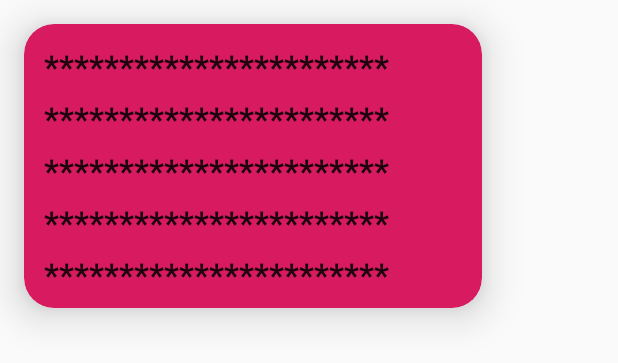
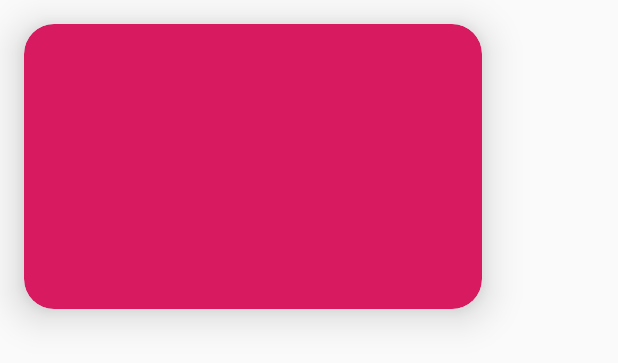
Before and after one commit to SherifMohamedSaleh/TripReminder, an Android app: the layout card_view_item.xml on its own in the app's theme, with its tools: preview values and no code run, on a phone screen of 412 x 824 dp. Shown: the top 363 px of the screen. Run offline under Robolectric (Android 15) with nearby library versions, the phone set to English and light mode, and no system bars.

Commit message:
initial version

```diff
--- a/app/src/main/java/com/example/trip/MainActivity.java
+++ b/app/src/main/java/com/example/trip/MainActivity.java
@@ -53,7 +53,7 @@ public class MainActivity extends AppCompatActivity {
                 // Successfully signed in
                 FirebaseUser user = FirebaseAuth.getInstance().getCurrentUser();
 
-                Intent intent = new Intent(this, HomeActivity.class);
+                Intent intent = new Intent(this, TokaActivity.class);
                 startActivity(intent);
                 // ...
             } else {
--- a/app/src/main/java/com/example/trip/RecyclerAdapter.java
+++ b/app/src/main/java/com/example/trip/RecyclerAdapter.java
@@ -33,6 +33,11 @@ public class RecyclerAdapter extends RecyclerView.Adapter<ViewHolder> {
     }
 
     @Override
+    public void onAttachedToRecyclerView(RecyclerView recyclerView) {
+        super.onAttachedToRecyclerView(recyclerView);
+    }
+
+    @Override
     public int getItemCount() {
         return 0;
     }
--- a/app/src/main/res/layout/card_view_item.xml
+++ b/app/src/main/res/layout/card_view_item.xml
@@ -1,5 +1,5 @@
 <?xml version="1.0" encoding="utf-8"?>
-<RelativeLayout xmlns:android="http://schemas.android.com/apk/res/android"
+<LinearLayout xmlns:android="http://schemas.android.com/apk/res/android"
     xmlns:app="http://schemas.android.com/apk/res-auto"
     android:layout_width="match_parent"
     android:layout_height="match_parent">
@@ -26,63 +26,54 @@
 
             <TextView
                 android:id="@+id/textOne"
-                android:layout_width="wrap_content"
+                android:layout_width="match_parent"
                 android:layout_height="wrap_content"
-                android:layout_marginLeft="5dp"
+                android:layout_marginStart="5dp"
                 android:layout_marginTop="5dp"
-                android:text="***********************"
                 android:textAppearance="@style/Base.TextAppearance.AppCompat.Large"
                 android:textStyle="bold" />
 
             <TextView
                 android:id="@+id/textTwo"
-                android:layout_width="wrap_content"
+                android:layout_width="match_parent"
                 android:layout_height="wrap_content"
                 android:layout_below="@id/textOne"
-                android:layout_marginLeft="5dp"
+                android:layout_marginStart="5dp"
                 android:layout_marginTop="5dp"
-
-                android:text="***********************"
                 android:textAppearance="@style/Base.TextAppearance.AppCompat.Large"
                 android:textStyle="bold" />
 
             <TextView
                 android:id="@+id/textThree"
-                android:layout_width="wrap_content"
+                android:layout_width="match_parent"
                 android:layout_height="wrap_content"
                 android:layout_below="@id/textTwo"
-                android:layout_marginLeft="5dp"
-                android:layout_marginTop="5dp"
-
-                android:text="***********************"
+                android:layout_marginStart="5dp"
+                android:layout_marginTop="6dp"
                 android:textAppearance="@style/Base.TextAppearance.AppCompat.Large"
                 android:textStyle="bold" />
 
             <TextView
                 android:id="@+id/textFour"
-                android:layout_width="wrap_content"
+                android:layout_width="match_parent"
                 android:layout_height="wrap_content"
                 android:layout_below="@id/textThree"
-                android:layout_marginLeft="5dp"
+                android:layout_marginStart="5dp"
                 android:layout_marginTop="5dp"
-
-                android:text="***********************"
                 android:textAppearance="@style/Base.TextAppearance.AppCompat.Large"
                 android:textStyle="bold" />
 
             <TextView
                 android:id="@+id/textFive"
-                android:layout_width="wrap_content"
+                android:layout_width="match_parent"
                 android:layout_height="wrap_content"
                 android:layout_below="@id/textFour"
-                android:layout_marginLeft="5dp"
+                android:layout_marginStart="5dp"
                 android:layout_marginTop="5dp"
-
-                android:text="***********************"
                 android:textAppearance="@style/Base.TextAppearance.AppCompat.Large"
                 android:textStyle="bold" />
         </RelativeLayout>
 
     </android.support.v7.widget.CardView>
 
-</RelativeLayout>
+</LinearLayout>
--- a/build.gradle
+++ b/build.gradle
@@ -9,7 +9,7 @@ buildscript {
 
     }
     dependencies {
-        classpath 'com.android.tools.build:gradle:3.3.0'
+        classpath 'com.android.tools.build:gradle:3.1.4'
         classpath 'com.google.gms:google-services:4.0.1'
 
         // NOTE: Do not place your application dependencies here; they belong
```
Also changed, not shown: app/src/main/java/com/example/trip/HomeActivity.java (+7 -18 lines), app/src/main/res/layout/activity_home.xml (+6 -26 lines).
